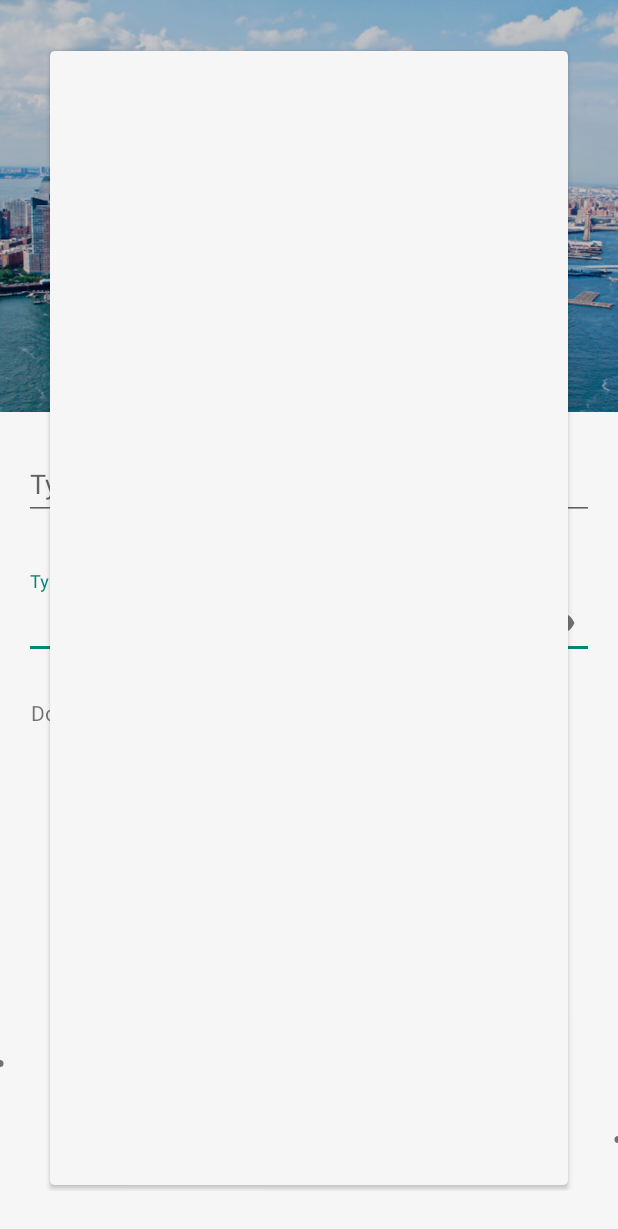
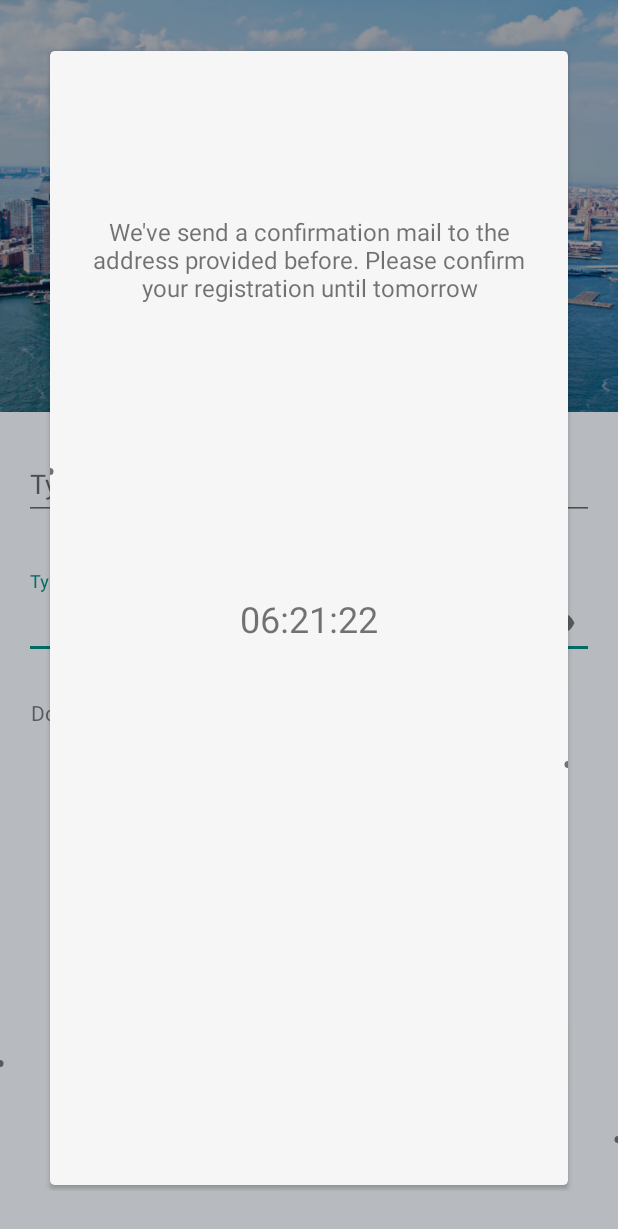
Before and after one commit to PashaBorisyk/hipe, an Android app: the screen it shows after launch (MainActivity), on a phone screen of 412 x 824 dp. Shown: the top 1229 px of the screen. Run offline under Robolectric (Android 15) with nearby library versions, the phone set to English and light mode, and no system bars; our stand-ins replace CircleImageView; libraries missing offline, so code that uses them is left out: com.jaredrummler.materialspinner, com.orm; plain views replace MaterialSpinner; 2 statements that could not run were skipped.

Commit message:
Registration confirmation

```diff
--- a/app/src/main/kotlin/com/bori/hipe/controllers/fragments/root/LoginFragment.kt
+++ b/app/src/main/kotlin/com/bori/hipe/controllers/fragments/root/LoginFragment.kt
@@ -36,7 +36,7 @@ import com.bori.hipe.util.extensions.setContentView
 import com.jaredrummler.materialspinner.MaterialSpinner
 import java.util.*
 
-class LoginFragment : HipeBaseFragment() {
+class LoginFragment : HipeBaseFragment() , View.OnClickListener{
 
     companion object {
         private const val TAG = "LoginFragment.kt"
@@ -79,7 +79,8 @@ class LoginFragment : HipeBaseFragment() {
     private lateinit var confirmButton:FloatingActionButton
     private lateinit var privacyCheckBox:CheckBox
     private lateinit var updatesCheckBox:CheckBox
-    private val windowViews = LinkedList<View>()
+    private val windowInputsViews = LinkedList<View>()
+    private val windowLoadingsViews = LinkedList<View>()
 
     override fun onCreateView(inflater: LayoutInflater, container: ViewGroup?, savedInstanceState: Bundle?): View? {
         super.onCreateView(inflater, container, savedInstanceState)
@@ -136,9 +137,9 @@ class LoginFragment : HipeBaseFragment() {
             }
             return@setOnTouchListener true
         }
-        createAccountText.setOnClickListener(myOnClickListener)
+        createAccountText.setOnClickListener(this)
 
-        loginButton.setOnClickListener(myOnClickListener)
+        loginButton.setOnClickListener(this)
         restCallback = LoginActivityRestCallbackAdapter()
         snackbar = Snackbar.make(mainLayout, R.string.no_connection_detected, Snackbar.LENGTH_LONG)
         snackbar.duration = SNACK_BAR_ANIMATION_DURATION
@@ -150,6 +151,7 @@ class LoginFragment : HipeBaseFragment() {
         }
 
     }
+
 
     private fun initWindowLayout(){
 
@@ -166,20 +168,23 @@ class LoginFragment : HipeBaseFragment() {
         updatesCheckBox = findViewById(R.id.receive_email_check_box)
         windowCard = findViewById(R.id.window_card)
         loadingEmailConfirmationView = findViewById(R.id.email_confirmation_loading_button)
-        loadingEmailConfirmationView.startLoading()
 
-        windowViews.add(updatesCheckBox)
-        windowViews.add(privacyCheckBox)
-        windowViews.add(userMailLayout)
-        windowViews.add(photoAndGenderLayout)
+        windowInputsViews.add(updatesCheckBox)
+        windowInputsViews.add(privacyCheckBox)
+        windowInputsViews.add(userMailLayout)
+        windowInputsViews.add(photoAndGenderLayout)
+
+        windowLoadingsViews.add(loadingEmailConfirmationView)
+
 
         materialSpinner.setItems("M","W")
-        tintView.setOnClickListener(myOnClickListener)
-        confirmButton.setOnClickListener(myOnClickListener)
+        tintView.setOnClickListener(this)
+        confirmButton.setOnClickListener(this)
         windwowRootCircularRevavalView.onUpdate = {
             tintView.alpha = 0.9f* if (windwowRootCircularRevavalView.showForward)
                 it else 1f - it
         }
+
 
     }
 
@@ -247,6 +252,8 @@ class LoginFragment : HipeBaseFragment() {
     override fun onResume() {
         super.onResume()
         Log.d(TAG, "LoginFragment onResume()")
+        loadingEmailConfirmationView.show(true)
+
     }
 
     override fun onStop() {
@@ -277,8 +284,7 @@ class LoginFragment : HipeBaseFragment() {
                 }
                 REGISTER_REQ_USER_ID -> if (serverCode == Status.CREATED) {
                     HipeApplication.sharedPreferences.edit().putString(Const.USER_TOKEN, response as String).apply()
-                    windowRootView.visibility = View.VISIBLE
-                    windwowRootCircularRevavalView.showIn()
+                    showWindow()
                 } else if (serverCode == Status.CONFLICT) {
                     loginButton.circleColor = resources.getColor(R.color.colorAccent)
                     loginButton.stopLoading()
@@ -310,8 +316,16 @@ class LoginFragment : HipeBaseFragment() {
 
     }
 
-    private val myOnClickListener = { v: View ->
-        Unit
+    private fun showWindow(){
+
+        windowRootView.visibility = View.VISIBLE
+        windwowRootCircularRevavalView.showIn()
+        loadingEmailConfirmationView.colors = resources.getColor(R.color.colorAccent)
+        loadingEmailConfirmationView.show(true)
+
+    }
+
+    override fun onClick(v: View) {
 
         Log.d(TAG, "onClick() called with: v = [$v]")
 
@@ -338,15 +352,17 @@ class LoginFragment : HipeBaseFragment() {
             }
 
             R.id.sign_in_user_button -> startActivity(Intent(context, SignInActivity::class.java))
-
             R.id.confirm_registration_button-> hideWindowViews()
+            R.id.email_confirmation_loading_button -> {
+                loadingEmailConfirmationView.startLoading()}
+            else ->{}
         }
 
     }
 
-    fun hideWindowViews(){
+    private fun hideWindowViews(){
 
-        windowViews.forEachIndexed{ index,view ->
+        windowInputsViews.forEachIndexed{ index, view ->
             view.animate().setInterpolator { duration ->
                 view.pivotY = view.width/2*( 1 - duration)
                 view.scaleX = 1f - duration/2
--- a/app/src/main/res/layout/fragment_login.xml
+++ b/app/src/main/res/layout/fragment_login.xml
@@ -199,7 +199,7 @@
                     android:id="@+id/tint_view"
                     android:layout_width="match_parent"
                     android:layout_height="match_parent"
-                    android:alpha="0"
+                    android:alpha="0.3"
                     android:background="@color/applicationDark" />
 
                 <!--<RelativeLayout-->
@@ -383,12 +383,27 @@
 
                             <android.support.constraint.ConstraintLayout
                                 android:layout_width="match_parent"
-                                android:layout_height="match_parent"
-                                android:visibility="invisible">
+                                android:layout_height="match_parent">
 
                                 <com.bori.hipe.controllers.views.FlippingEdgesView
                                     android:id="@+id/email_confirmation_loading_button"
                                     android:layout_width="match_parent"
+                                    android:layout_height="200dp"
+                                    android:layout_marginBottom="8dp"
+                                    android:layout_marginTop="8dp"
+                                    android:paddingBottom="10dp"
+                                    android:paddingLeft="10dp"
+                                    android:paddingRight="10dp"
+                                    android:paddingTop="10dp"
+                                    android:textAlignment="center"
+                                    app:layout_constraintBottom_toBottomOf="parent"
+                                    app:layout_constraintEnd_toEndOf="parent"
+                                    app:layout_constraintStart_toStartOf="parent"
+                                    app:layout_constraintTop_toTopOf="parent" />
+
+                                <TextView
+                                    android:id="@+id/confirm_email_request"
+                                    android:layout_width="wrap_content"
                                     android:layout_height="wrap_content"
                                     android:layout_marginBottom="8dp"
                                     android:layout_marginEnd="8dp"
@@ -396,10 +411,31 @@
                                     android:layout_marginRight="8dp"
                                     android:layout_marginStart="8dp"
                                     android:layout_marginTop="8dp"
-                                    app:layout_constraintBottom_toBottomOf="parent"
+                                    android:padding="16dp"
+                                    android:text="@string/confirm_email_request"
+                                    android:textAlignment="center"
+                                    android:textSize="16dp"
+                                    app:layout_constraintBottom_toTopOf="@+id/email_confirmation_loading_button"
                                     app:layout_constraintEnd_toEndOf="parent"
                                     app:layout_constraintStart_toStartOf="parent"
                                     app:layout_constraintTop_toTopOf="parent" />
+
+                                <TextView
+                                    android:id="@+id/count_down"
+                                    android:layout_width="wrap_content"
+                                    android:layout_height="wrap_content"
+                                    android:layout_marginBottom="8dp"
+                                    android:layout_marginEnd="8dp"
+                                    android:layout_marginLeft="8dp"
+                                    android:layout_marginRight="8dp"
+                                    android:layout_marginStart="8dp"
+                                    android:layout_marginTop="8dp"
+                                    android:text="06:21:22"
+                                    android:textSize="24dp"
+                                    app:layout_constraintBottom_toBottomOf="@+id/email_confirmation_loading_button"
+                                    app:layout_constraintEnd_toEndOf="@+id/email_confirmation_loading_button"
+                                    app:layout_constraintStart_toStartOf="@+id/email_confirmation_loading_button"
+                                    app:layout_constraintTop_toTopOf="@+id/email_confirmation_loading_button" />
 
                             </android.support.constraint.ConstraintLayout>
 
--- a/app/src/main/res/values/strings.xml
+++ b/app/src/main/res/values/strings.xml
@@ -104,5 +104,7 @@
     <string name="user_already_exists">User with this username already exists</string>
     <string name="receive_updates_via_email_agreement">I agree to receive service updates \n at e-mail address typed above</string>
     <string name="privacy_policy_agreement">I agree with privacy policy \n provided by this service</string>
+    <string name="confirm_email_request">We\'ve send a confirmation mail to the address provided before. Please confirm your registration until tomorrow</string>
+    <string name="time_remaining">Time remaining:</string>
 
 </resources>
```
Also changed, not shown: app/src/main/kotlin/com/bori/hipe/controllers/views/FlippingEdgesView.kt (+10 -14 lines).
